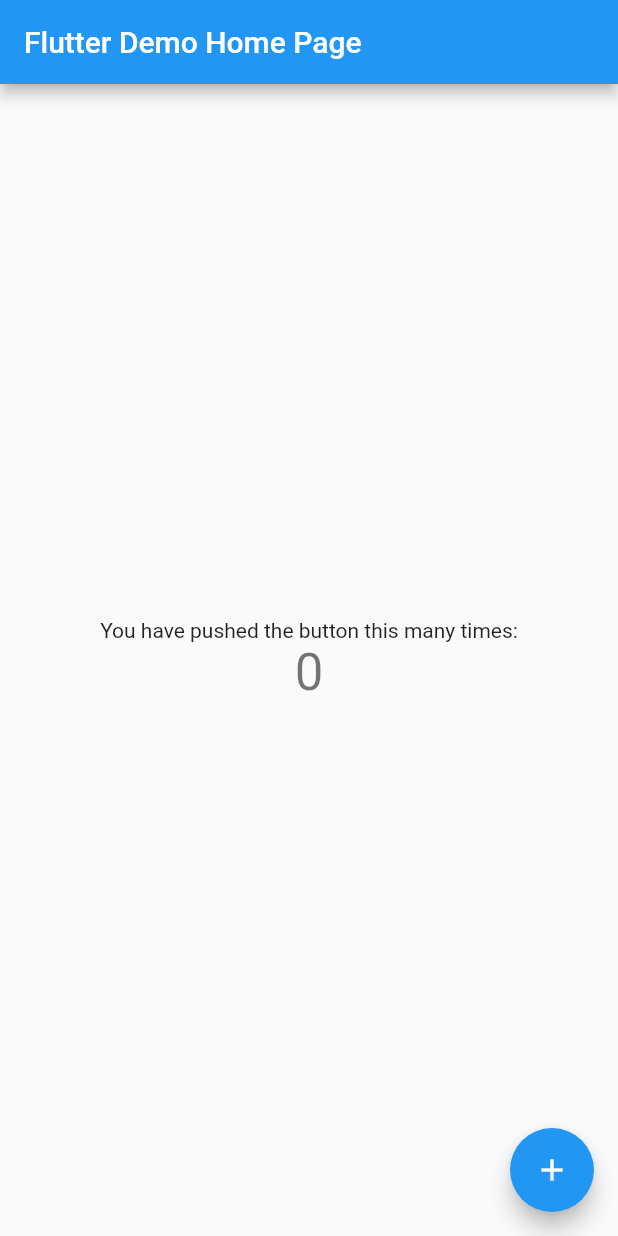
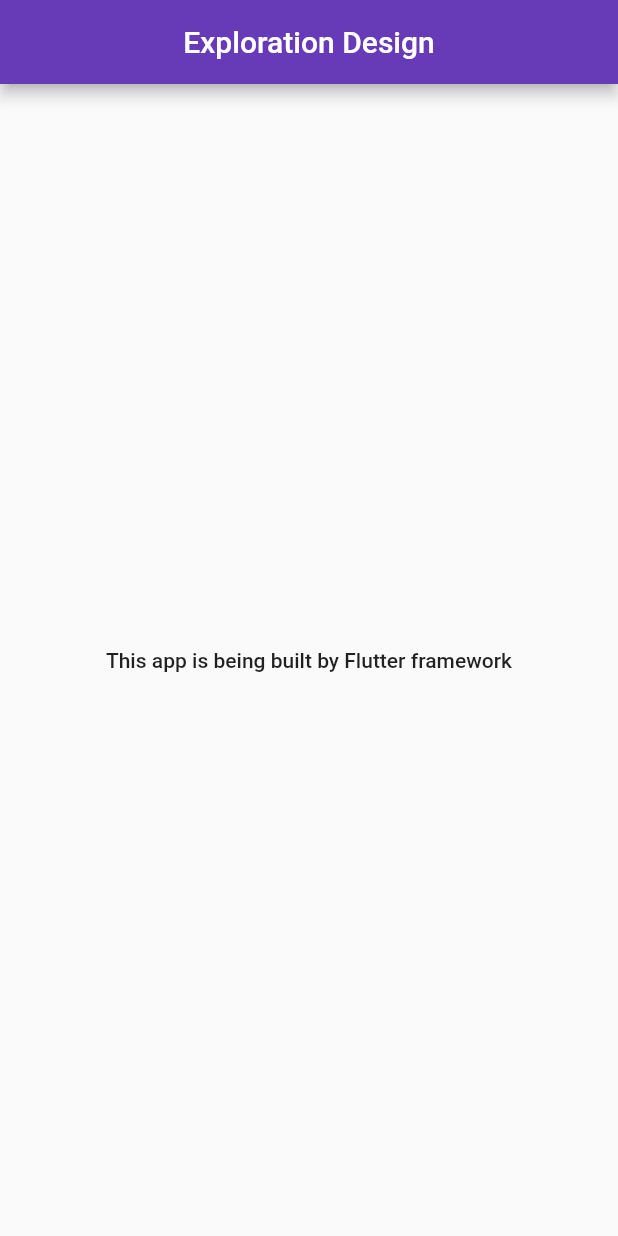
Before and after one commit to samyutomo/flutter-explore-intro, a Flutter app: the screen it shows after launch, on a phone screen of 412 x 824 dp. Run offline on Flutter 3.47's test engine with Material 2 defaults, Android fonts, the phone set to English and light mode, and no system bars.

Commit message:
modify main.dart appearance

```diff
--- a/lib/main.dart
+++ b/lib/main.dart
@@ -1,115 +1,28 @@
 import 'package:flutter/material.dart';
 
 void main() {
-  runApp(const MyApp());
+  runApp(const XplorApp());
 }
 
-class MyApp extends StatelessWidget {
-  const MyApp({Key? key}) : super(key: key);
+class XplorApp extends StatelessWidget {
+  const XplorApp({Key? key}) : super(key: key);
 
-  // This widget is the root of your application.
   @override
   Widget build(BuildContext context) {
     return MaterialApp(
-      title: 'Flutter Demo',
-      theme: ThemeData(
-        // This is the theme of your application.
-        //
-        // Try running your application with "flutter run". You'll see the
-        // application has a blue toolbar. Then, without quitting the app, try
-        // changing the primarySwatch below to Colors.green and then invoke
-        // "hot reload" (press "r" in the console where you ran "flutter run",
-        // or simply save your changes to "hot reload" in a Flutter IDE).
-        // Notice that the counter didn't reset back to zero; the application
-        // is not restarted.
-        primarySwatch: Colors.blue,
-      ),
-      home: const MyHomePage(title: 'Flutter Demo Home Page'),
+      title: "Exploration Design",
+      theme: ThemeData.light().copyWith(
+          colorScheme:
+              ColorScheme.fromSwatch().copyWith(primary: Colors.deepPurple)),
+      home: Scaffold(
+          appBar: AppBar(
+            title: const Center(child: Text("Exploration Design")),
+          ),
+          body: Center(
+              child: Text(
+            "This app is being built by Flutter framework",
+            style: Theme.of(context).textTheme.bodyLarge,
+          ))),
     );
   }
 }
-
-class MyHomePage extends StatefulWidget {
-  const MyHomePage({Key? key, required this.title}) : super(key: key);
-
-  // This widget is the home page of your application. It is stateful, meaning
-  // that it has a State object (defined below) that contains fields that affect
-  // how it looks.
-
-  // This class is the configuration for the state. It holds the values (in this
-  // case the title) provided by the parent (in this case the App widget) and
-  // used by the build method of the State. Fields in a Widget subclass are
-  // always marked "final".
-
-  final String title;
-
-  @override
-  State<MyHomePage> createState() => _MyHomePageState();
-}
-
-class _MyHomePageState extends State<MyHomePage> {
-  int _counter = 0;
-
-  void _incrementCounter() {
-    setState(() {
-      // This call to setState tells the Flutter framework that something has
-      // changed in this State, which causes it to rerun the build method below
-      // so that the display can reflect the updated values. If we changed
-      // _counter without calling setState(), then the build method would not be
-      // called again, and so nothing would appear to happen.
-      _counter++;
-    });
-  }
-
-  @override
-  Widget build(BuildContext context) {
-    // This method is rerun every time setState is called, for instance as done
-    // by the _incrementCounter method above.
-    //
-    // The Flutter framework has been optimized to make rerunning build methods
-    // fast, so that you can just rebuild anything that needs updating rather
-    // than having to individually change instances of widgets.
-    return Scaffold(
-      appBar: AppBar(
-        // Here we take the value from the MyHomePage object that was created by
-        // the App.build method, and use it to set our appbar title.
-        title: Text(widget.title),
-      ),
-      body: Center(
-        // Center is a layout widget. It takes a single child and positions it
-        // in the middle of the parent.
-        child: Column(
-          // Column is also a layout widget. It takes a list of children and
-          // arranges them vertically. By default, it sizes itself to fit its
-          // children horizontally, and tries to be as tall as its parent.
-          //
-          // Invoke "debug painting" (press "p" in the console, choose the
-          // "Toggle Debug Paint" action from the Flutter Inspector in Android
-          // Studio, or the "Toggle Debug Paint" command in Visual Studio Code)
-          // to see the wireframe for each widget.
-          //
-          // Column has various properties to control how it sizes itself and
-          // how it positions its children. Here we use mainAxisAlignment to
-          // center the children vertically; the main axis here is the vertical
-          // axis because Columns are vertical (the cross axis would be
-          // horizontal).
-          mainAxisAlignment: MainAxisAlignment.center,
-          children: <Widget>[
-            const Text(
-              'You have pushed the button this many times:',
-            ),
-            Text(
-              '$_counter',
-              style: Theme.of(context).textTheme.headline4,
-            ),
-          ],
-        ),
-      ),
-      floatingActionButton: FloatingActionButton(
-        onPressed: _incrementCounter,
-        tooltip: 'Increment',
-        child: const Icon(Icons.add),
-      ), // This trailing comma makes auto-formatting nicer for build methods.
-    );
-  }
-}
```
